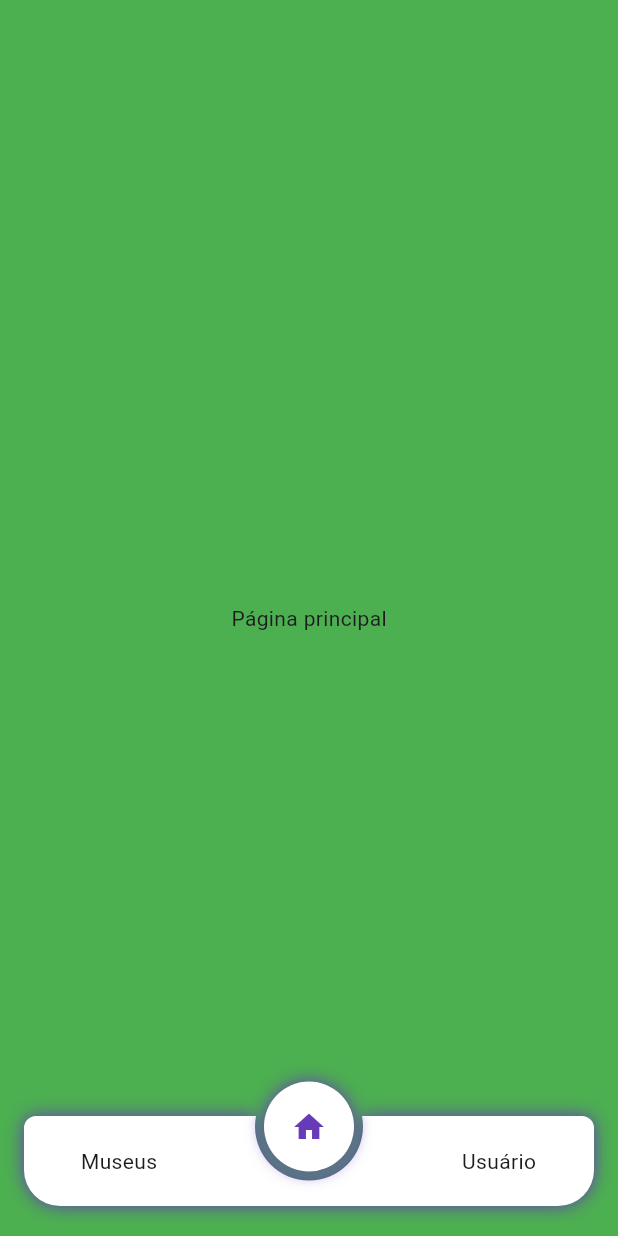
After one commit to Joao-Victor62/tour-trove, a Flutter app: the screen it shows after launch, on a phone screen of 412 x 824 dp. The commit adds this screen. Run offline on Flutter 3.47's test engine with Material 3 defaults, Android fonts, the phone set to English and light mode, and no system bars; drawn by our look-alikes of circle_nav_bar.

Commit message:
organização do lib, arquivos separados e pastas especificas

```diff
--- /dev/null
+++ b/tour_trove/lib/app_theme.dart
@@ -0,0 +1,8 @@
+import 'package:flutter/material.dart';
+
+class AppTheme {
+  static ThemeData get light => ThemeData(
+        primarySwatch: Colors.blue,
+        useMaterial3: true,
+      );
+}
--- /dev/null
+++ b/tour_trove/lib/features/pages/home_page.dart
@@ -0,0 +1,14 @@
+import 'package:flutter/material.dart';
+
+class HomePage extends StatelessWidget {
+  const HomePage({super.key});
+
+  @override
+  Widget build(BuildContext context) {
+    return Container(
+      color: Colors.green,
+      alignment: Alignment.center,
+      child: const Text("Página principal"),
+    );
+  }
+}
--- /dev/null
+++ b/tour_trove/lib/features/shell/home_shell.dart
@@ -0,0 +1,81 @@
+import 'package:circle_nav_bar/circle_nav_bar.dart';
+import 'package:flutter/material.dart';
+import '../pages/museums_page.dart';
+import '../pages/home_page.dart';
+import '../pages/profile_page.dart';
+
+class HomeShell extends StatefulWidget {
+  const HomeShell({super.key});
+
+  @override
+  State<HomeShell> createState() => _HomeShellState();
+}
+
+class _HomeShellState extends State<HomeShell>
+    with SingleTickerProviderStateMixin {
+  int _tabIndex = 1;
+  late final PageController _pageController;
+
+  int get tabIndex => _tabIndex;
+  set tabIndex(int v) {
+    if (v == _tabIndex) return;
+    setState(() => _tabIndex = v);
+  }
+
+  @override
+  void initState() {
+    super.initState();
+    _pageController = PageController(initialPage: _tabIndex);
+  }
+
+  @override
+  void dispose() {
+    _pageController.dispose();
+    super.dispose();
+  }
+
+  @override
+  Widget build(BuildContext context) {
+    return Scaffold(
+      extendBody: true,
+      bottomNavigationBar: CircleNavBar(
+        activeIcons: const [
+          Icon(Icons.museum, color: Colors.deepPurple),
+          Icon(Icons.home, color: Colors.deepPurple),
+          Icon(Icons.person, color: Colors.deepPurple),
+        ],
+        inactiveIcons: const [
+          Text("Museus"),
+          Text("Home"),
+          Text("Usuário"),
+        ],
+        color: Colors.white,
+        height: 60,
+        circleWidth: 60,
+        activeIndex: tabIndex,
+        onTap: (index) {
+          tabIndex = index;
+          _pageController.jumpToPage(tabIndex);
+        },
+        padding: const EdgeInsets.only(left: 16, right: 16, bottom: 20),
+        cornerRadius: const BorderRadius.only(
+          topLeft: Radius.circular(8),
+          topRight: Radius.circular(8),
+          bottomRight: Radius.circular(24),
+          bottomLeft: Radius.circular(24),
+        ),
+        shadowColor: Colors.deepPurple,
+        elevation: 10,
+      ),
+      body: PageView(
+        controller: _pageController,
+        onPageChanged: (v) => tabIndex = v,
+        children: const [
+          MuseumsPage(),
+          HomePage(),
+          ProfilePage(),
+        ],
+      ),
+    );
+  }
+}
```
Also changed, not shown: tour_trove/lib/features/pages/museums_page.dart (added, +14 -0 lines), tour_trove/lib/features/pages/profile_page.dart (added, +14 -0 lines), tour_trove/lib/main.dart (+4 -95 lines).
